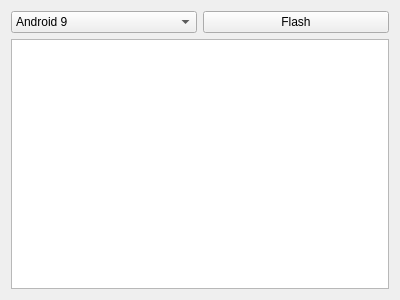
This is stock.ui in ac973k/NokiaManager as Qt 5 draws it before an edit. The edited form follows.
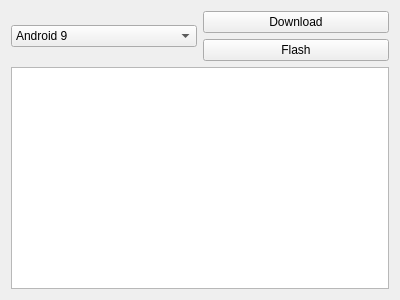
This is the edited form.

Commit message: download stock firmware

```diff
--- a/stock.ui
+++ b/stock.ui
@@ -13,10 +13,10 @@
   <property name="windowTitle">
    <string>Form</string>
   </property>
+  <layout class="QGridLayout" name="gridLayout">
+   <item row="0" column="0">
   <layout class="QVBoxLayout" name="verticalLayout_2">
    <item>
-    <layout class="QVBoxLayout" name="verticalLayout">
-     <item>
       <layout class="QHBoxLayout" name="horizontalLayout">
        <item>
         <widget class="QComboBox" name="boxAndroid">
@@ -38,11 +38,22 @@
         </widget>
        </item>
        <item>
+        <layout class="QVBoxLayout" name="verticalLayout">
+         <item>
+          <widget class="QPushButton" name="btnDownload">
+           <property name="text">
+            <string>Download</string>
+           </property>
+          </widget>
+         </item>
+         <item>
         <widget class="QPushButton" name="btnFlash">
          <property name="text">
           <string>Flash</string>
          </property>
         </widget>
+         </item>
+        </layout>
        </item>
       </layout>
      </item>
```
Left out of the diff: 2 changed lines with no effect on the pictures. Lines whose indentation alone changed are shown as unchanged. The commit also changes 7 other files.
